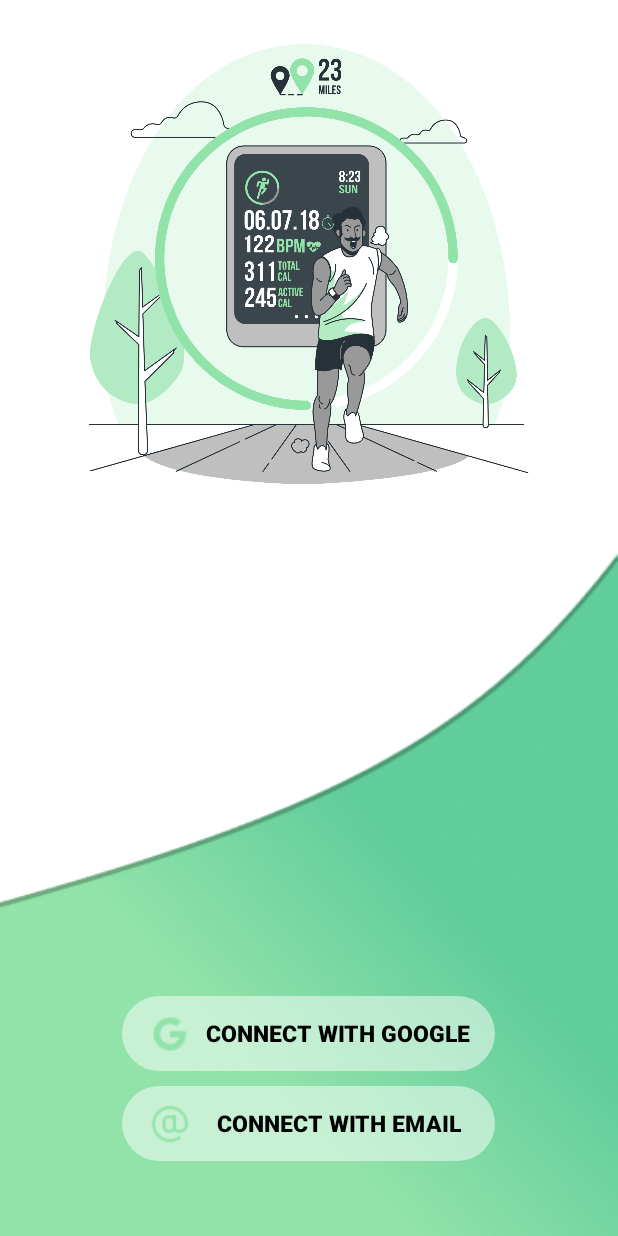
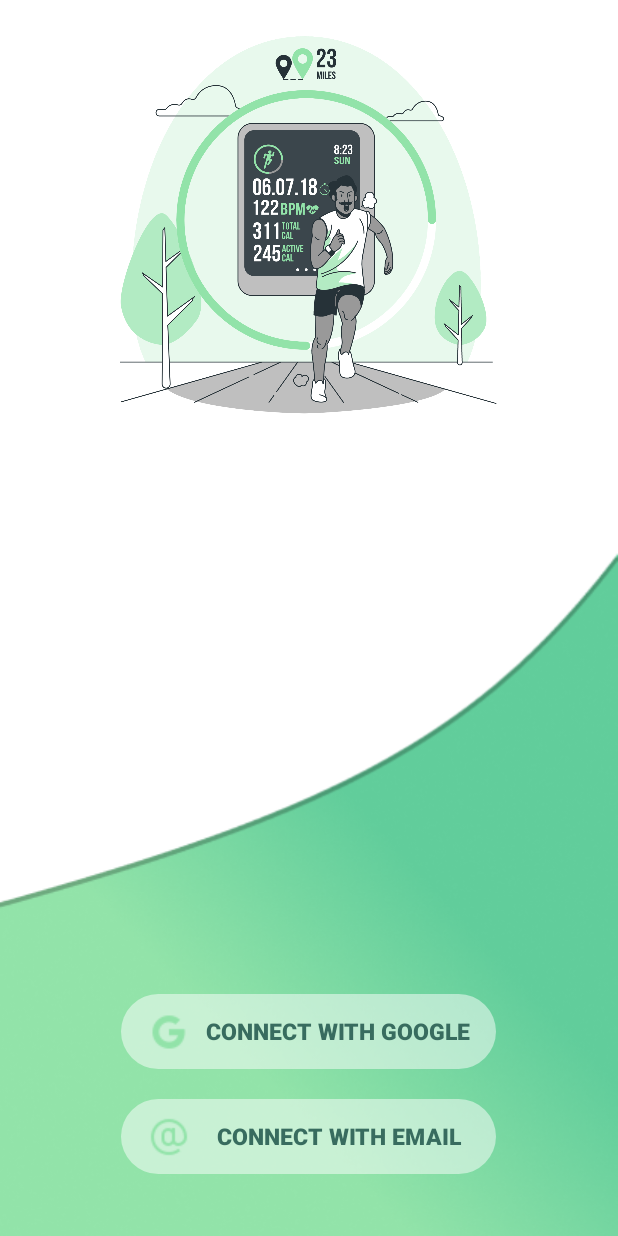
Before and after one commit to juradavid/FitnessApp, an Android app: the screen it shows after launch (first_page), on a phone screen of 412 x 824 dp. Run offline under Robolectric (Android 15) with nearby library versions, the phone set to English and light mode, and no system bars; 1 statement that could not run was skipped.

Commit message:
Concept v0.1

```diff
--- a/app/src/main/java/com/example/fitnessapp/first_page.java
+++ b/app/src/main/java/com/example/fitnessapp/first_page.java
@@ -35,24 +35,9 @@ public class first_page extends AppCompatActivity {
     }
 
     @Override
-    protected void onStart() {
-        super.onStart();
-    }
-
-    @Override
-    protected void onPause() {
-        super.onPause();
-    }
-
-    @Override
-    protected void onResume() {
-        super.onResume();
-    }
-
-    @Override
     public void onWindowFocusChanged(boolean hasFocus) {
         super.onWindowFocusChanged(hasFocus);
-        while(CONNECTION){
+        while(CONNECTION && !hasFocus){
             checkConnection();
         }
         if(!CONNECTION){
@@ -70,10 +55,6 @@ public class first_page extends AppCompatActivity {
         moveTaskToBack(true);
     }
 
-    @Override
-    public void finish() {
-        super.finish();
-    }
 
     public void checkConnection(){
         ConnectivityManager connectivityManager = (ConnectivityManager)getApplicationContext()
--- a/app/src/main/res/layout/activity_first_page.xml
+++ b/app/src/main/res/layout/activity_first_page.xml
@@ -22,51 +22,55 @@
 
     <Button
         android:id="@+id/sign_in_google"
-        android:layout_width="wrap_content"
+        style="?android:attr/borderlessButtonStyle"
+        android:layout_width="250dp"
         android:layout_height="50dp"
-        android:layout_marginBottom="110dp"
+        android:layout_marginBottom="20dp"
         android:background="@drawable/first_rounded_button_light"
         android:drawableLeft="@drawable/google_light"
         android:text="CONNECT WITH GOOGLE"
-        android:textColor="@color/black"
+        android:textColor="@color/principalTextColor"
         android:textSize="15dp"
         android:textStyle="bold"
         app:backgroundTint="@null"
-        style="?android:attr/borderlessButtonStyle"
-        app:layout_constraintBottom_toBottomOf="parent"
+        app:layout_constraintBottom_toTopOf="@+id/sign_in_email"
         app:layout_constraintEnd_toEndOf="parent"
-        app:layout_constraintHorizontal_bias="0.498"
-        app:layout_constraintStart_toStartOf="parent" />
+        app:layout_constraintHorizontal_bias="0.496"
+        app:layout_constraintStart_toStartOf="parent"
+        app:layout_constraintTop_toTopOf="@+id/background"
+        app:layout_constraintVertical_bias="1.0" />
 
     <Button
         android:id="@+id/sign_in_email"
-        android:layout_width="@+id/sign_in_google"
+        style="?android:attr/borderlessButtonStyle"
+        android:layout_width="250dp"
         android:layout_height="50dp"
-        android:layout_marginBottom="50dp"
         android:background="@drawable/first_rounded_button_light"
         android:drawableLeft="@drawable/email_light"
         android:text="CONNECT WITH EMAIL"
-        android:textColor="@color/black"
-        style="?android:attr/borderlessButtonStyle"
+        android:textColor="@color/principalTextColor"
         android:textSize="15dp"
         android:textStyle="bold"
         app:backgroundTint="@null"
         app:layout_constraintBottom_toBottomOf="parent"
-        app:layout_constraintEnd_toEndOf="@+id/sign_in_google"
-        app:layout_constraintStart_toStartOf="@+id/sign_in_google" />
+        app:layout_constraintEnd_toEndOf="parent"
+        app:layout_constraintHorizontal_bias="0.496"
+        app:layout_constraintStart_toStartOf="parent"
+        app:layout_constraintTop_toTopOf="@+id/background"
+        app:layout_constraintVertical_bias="0.899" />
 
     <View
         android:id="@+id/some_id"
-        android:layout_width="350dp"
-        android:layout_height="350dp"
+        android:layout_width="300dp"
+        android:layout_height="300dp"
         android:layout_alignParentLeft="true"
         android:layout_alignParentTop="true"
         android:background="@drawable/first_illustration_light"
         app:layout_constraintBottom_toTopOf="@+id/background"
         app:layout_constraintEnd_toEndOf="parent"
-        app:layout_constraintHorizontal_bias="0.491"
+        app:layout_constraintHorizontal_bias="0.495"
         app:layout_constraintStart_toStartOf="parent"
         app:layout_constraintTop_toTopOf="parent"
-        app:layout_constraintVertical_bias="0.09" />
+        app:layout_constraintVertical_bias="0.0" />
 
 </androidx.constraintlayout.widget.ConstraintLayout>
--- a/app/src/main/res/values/colors.xml
+++ b/app/src/main/res/values/colors.xml
@@ -8,6 +8,8 @@
     <color name="black">#FF000000</color>
     <color name="white">#FFFFFFFF</color>
 
-    <color name="greenLight">#3DC8A3</color>
-    <color name="greenDark">#00B7AB</color>
+    <color name="greenLight">#92E3A9</color>
+    <color name="greenDark">#63C5A7</color>
+    <color name="principalTextColor">#386C5F</color>
+    <color name="secondTextColor">#5CAB75</color>
 </resources>
```
Also changed, not shown: app/src/main/res/layout/activity_no_internet_connection.xml (+15 -15 lines).
